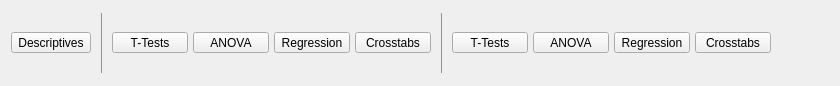
Old version of the form JASP-Desktop/ribbons/ribbonanalysis.ui in the repository jasp-stats/jasp-desktop.
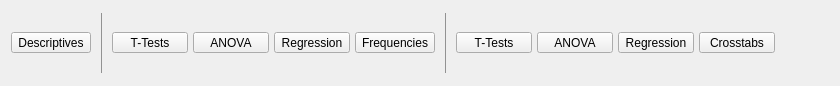
New version of the form. Icons and pictures are not drawn. Custom widgets are drawn as their Qt base class.

Commit message:
Crosstabs: changed to contingency tables
Changed the menus to refer to Crosstabs as Contingency Tables
Contributes to #367

Diff of the .ui file:
```diff
--- a/JASP-Desktop/ribbons/ribbonanalysis.ui
+++ b/JASP-Desktop/ribbons/ribbonanalysis.ui
@@ -242,7 +242,7 @@
             </size>
            </property>
            <property name="text">
-            <string>Crosstabs</string>
+            <string>Frequencies</string>
            </property>
            <property name="icon">
             <iconset resource="../resources/icons.qrc">
```
The commit also changes 1 other file.
